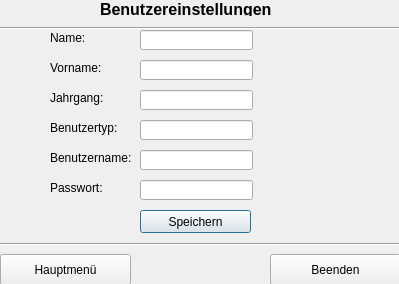
Before: the Qt Designer form ZitatErfassung/benutzereinstellungen.ui in TrialAnd404/MyRepo, drawn with Qt 5.
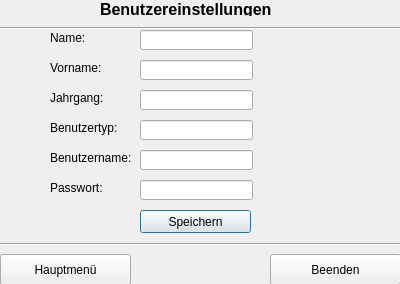
After: the same form once the commit is applied.

Diff of the .ui file:
```diff
--- a/ZitatErfassung/benutzereinstellungen.ui
+++ b/ZitatErfassung/benutzereinstellungen.ui
@@ -6,7 +6,7 @@
    <rect>
     <x>0</x>
     <y>0</y>
-    <width>399</width>
+    <width>400</width>
     <height>284</height>
    </rect>
   </property>
```
